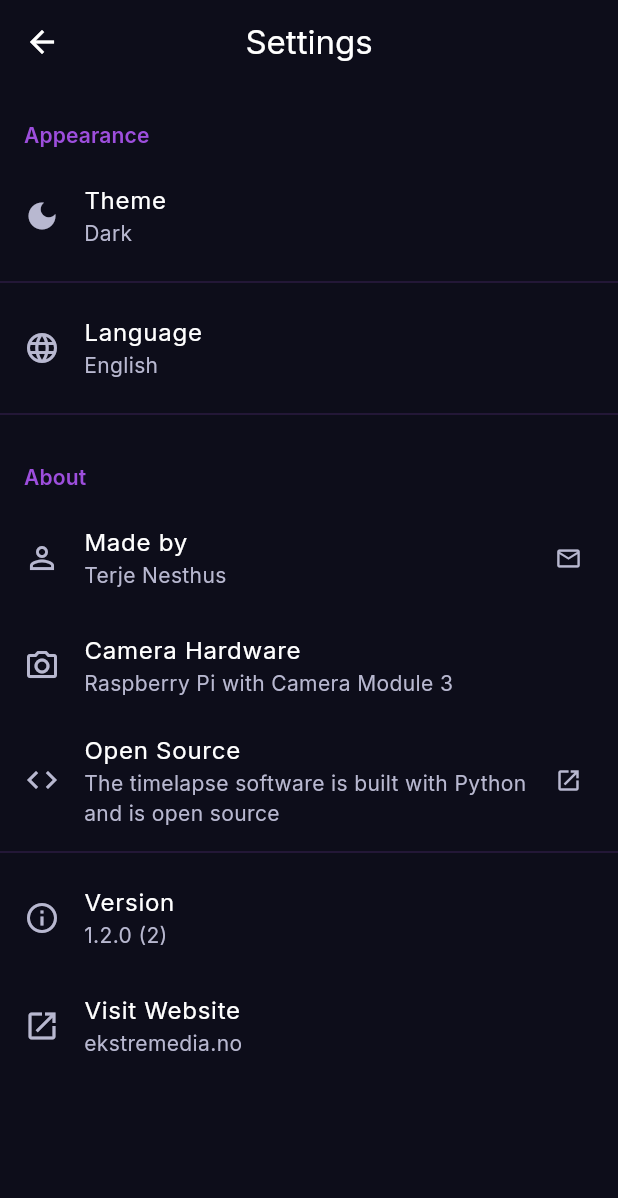
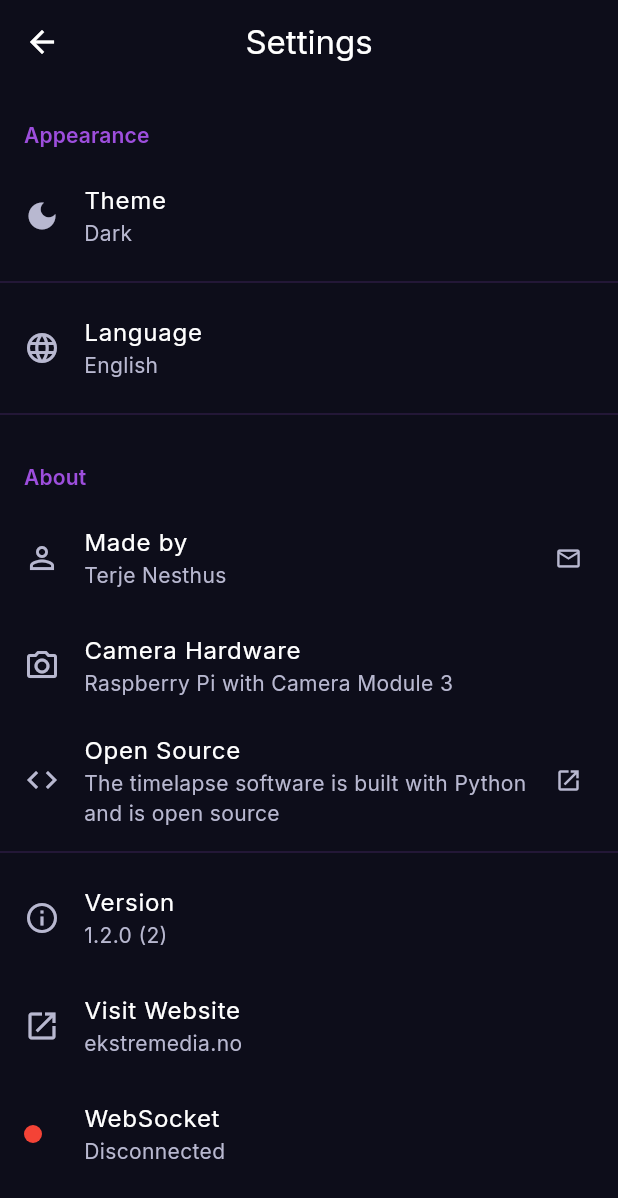
Before and after one commit to ekstremedia/vesteraalen-timelapse-app, a Flutter app: the screen it shows after launch, after a tap on the "settings" icon, on a phone screen of 412 x 824 dp. Shown: the top 1198 px of the screen. Run offline on Flutter 3.47's test engine with Material 3 defaults, Android fonts, the phone set to English and light mode, and no system bars; our stand-ins replace cached_network_image, dio, flutter_dotenv, flutter_riverpod, google_fonts, package_info_plus and 2 more; network calls fail.

Commit message:
Move WebSocket indicator to settings page
- Remove indicator from app bar
- Add WebSocket status tile in settings with clear label
- Shows: Connected (green), Disconnected (red), Disabled (grey)

🤖 Generated with [Claude Code](https://claude.com/claude-code)

Co-Authored-By: Claude Opus 4.5 <noreply@anthropic.com>

```diff
--- a/lib/features/cameras/pages/cameras_list_page.dart
+++ b/lib/features/cameras/pages/cameras_list_page.dart
@@ -1,6 +1,5 @@
 import 'package:flutter/material.dart';
 import 'package:flutter_riverpod/flutter_riverpod.dart';
-import 'package:vesteraalen_timelapse/core/providers/websocket_provider.dart';
 import 'package:vesteraalen_timelapse/features/cameras/models/camera.dart';
 import 'package:vesteraalen_timelapse/features/cameras/pages/camera_detail_page.dart';
 import 'package:vesteraalen_timelapse/features/cameras/providers/cameras_provider.dart';
@@ -18,14 +17,11 @@ class CamerasListPage extends ConsumerWidget {
   Widget build(BuildContext context, WidgetRef ref) {
     final l10n = AppLocalizations.of(context);
     final camerasState = ref.watch(camerasProvider);
-    final wsConnection = ref.watch(webSocketConnectionProvider);
 
     return Scaffold(
       appBar: AppBar(
         title: Text(l10n.appTitle),
         actions: [
-          // WebSocket connection indicator (debug)
-          _buildWebSocketIndicator(wsConnection),
           IconButton(
             icon: const Icon(Icons.settings),
             tooltip: l10n.settings,
@@ -183,33 +179,4 @@ class CamerasListPage extends ConsumerWidget {
       context,
     ).push(MaterialPageRoute(builder: (context) => const SettingsPage()));
   }
-
-  /// Build WebSocket connection indicator.
-  /// Green = connected, Red = disconnected, Grey = disabled/loading.
-  Widget _buildWebSocketIndicator(AsyncValue<bool?> connectionState) {
-    return Padding(
-      padding: const EdgeInsets.symmetric(horizontal: 8),
-      child: Center(
-        child: Container(
-          width: 12,
-          height: 12,
-          decoration: BoxDecoration(
-            shape: BoxShape.circle,
-            color: connectionState.when(
-              data: (isConnected) {
-                if (isConnected == null) return Colors.grey; // Disabled
-                return isConnected ? Colors.green : Colors.red;
-              },
-              loading: () => Colors.grey,
-              error: (_, _) => Colors.red,
-            ),
-            border: Border.all(
-              color: Colors.white.withValues(alpha: 0.5),
-              width: 1,
-            ),
-          ),
-        ),
-      ),
-    );
-  }
 }
--- a/lib/features/settings/pages/settings_page.dart
+++ b/lib/features/settings/pages/settings_page.dart
@@ -3,6 +3,7 @@ import 'package:flutter_riverpod/flutter_riverpod.dart';
 import 'package:package_info_plus/package_info_plus.dart';
 import 'package:vesteraalen_timelapse/core/providers/theme_provider.dart';
 import 'package:vesteraalen_timelapse/core/providers/locale_provider.dart';
+import 'package:vesteraalen_timelapse/core/providers/websocket_provider.dart';
 import 'package:vesteraalen_timelapse/l10n/app_localizations.dart';
 import 'package:url_launcher/url_launcher.dart';
 
@@ -15,6 +16,7 @@ class SettingsPage extends ConsumerWidget {
     final l10n = AppLocalizations.of(context);
     final themeMode = ref.watch(themeModeProvider);
     final locale = ref.watch(localeProvider);
+    final wsConnection = ref.watch(webSocketConnectionProvider);
 
     return Scaffold(
       appBar: AppBar(title: Text(l10n.settings)),
@@ -37,6 +39,7 @@ class SettingsPage extends ConsumerWidget {
           const Divider(),
           _buildVersionTile(context, l10n),
           _buildWebsiteTile(context, l10n),
+          _buildWebSocketTile(context, wsConnection),
         ],
       ),
     );
@@ -270,4 +273,37 @@ class SettingsPage extends ConsumerWidget {
       await launchUrl(uri, mode: LaunchMode.externalApplication);
     }
   }
+
+  Widget _buildWebSocketTile(
+    BuildContext context,
+    AsyncValue<bool?> connectionState,
+  ) {
+    final statusText = connectionState.when(
+      data: (isConnected) {
+        if (isConnected == null) return 'Disabled';
+        return isConnected ? 'Connected' : 'Disconnected';
+      },
+      loading: () => 'Connecting...',
+      error: (_, _) => 'Error',
+    );
+
+    final statusColor = connectionState.when(
+      data: (isConnected) {
+        if (isConnected == null) return Colors.grey;
+        return isConnected ? Colors.green : Colors.red;
+      },
+      loading: () => Colors.orange,
+      error: (_, _) => Colors.red,
+    );
+
+    return ListTile(
+      leading: Container(
+        width: 12,
+        height: 12,
+        decoration: BoxDecoration(shape: BoxShape.circle, color: statusColor),
+      ),
+      title: const Text('WebSocket'),
+      subtitle: Text(statusText),
+    );
+  }
 }
```
